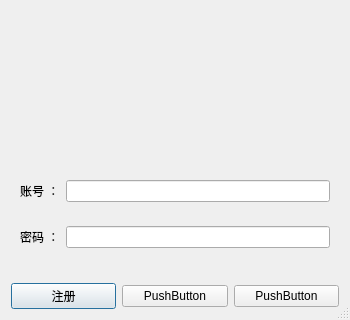
Qt form frontend/lifchatc_new/logindialog.ui (awwa-y/chatqt) before a commit; both pictures show x 0 to 350 and y 180 to 500 of the 350 by 500 pixel window.
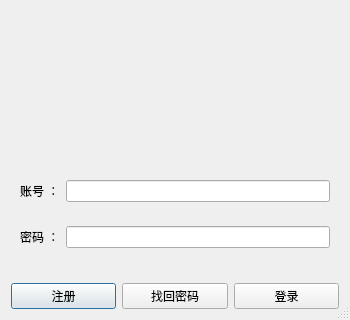
The same form after that commit.

```diff
--- a/frontend/lifchatc_new/logindialog.ui
+++ b/frontend/lifchatc_new/logindialog.ui
@@ -171,14 +171,14 @@
        <item>
         <widget class="QPushButton" name="pushButton_2">
          <property name="text">
-          <string>PushButton</string>
+          <string>找回密码</string>
          </property>
         </widget>
        </item>
        <item>
         <widget class="QPushButton" name="pushButton">
          <property name="text">
-          <string>PushButton</string>
+          <string>登录</string>
          </property>
         </widget>
        </item>
```
Left out of the diff: 2 changed lines with no effect on the pictures.
